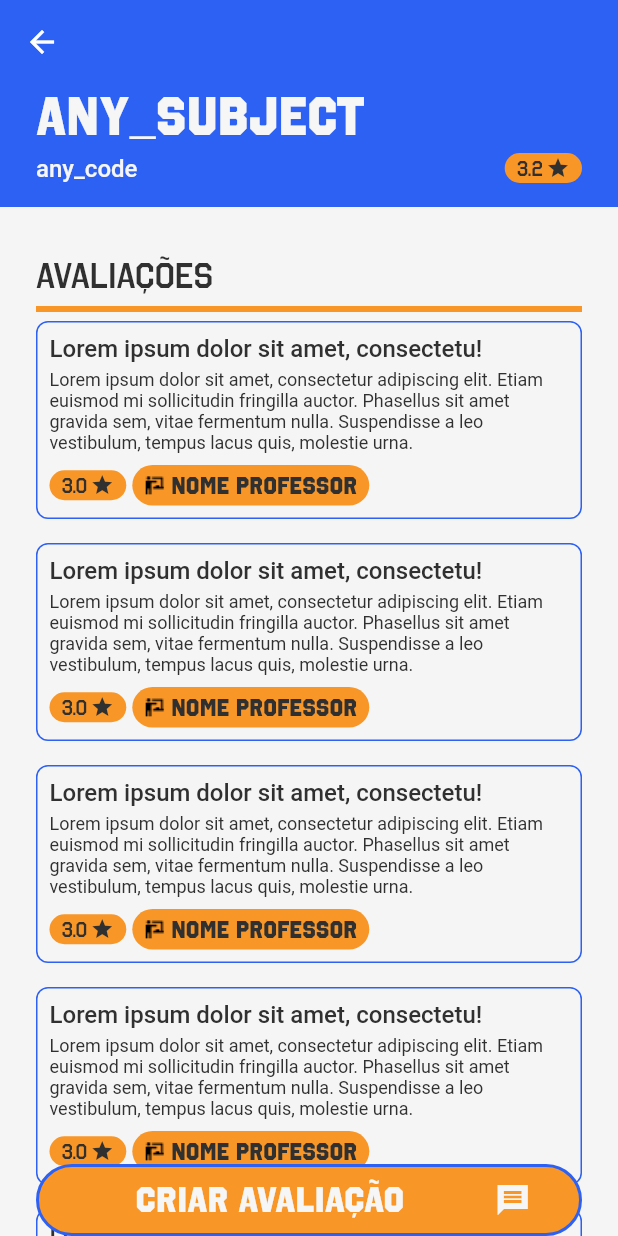
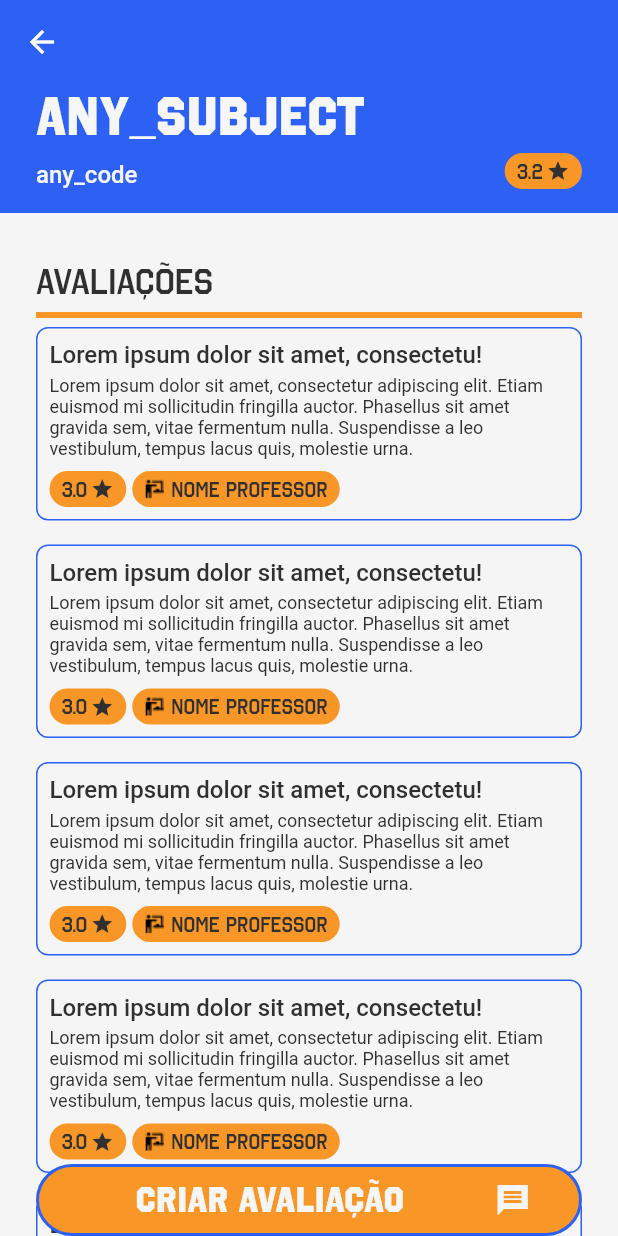
Before and after one commit to fga-eps-mds/CollegeFlow, a Flutter app: the ReviewPage screen opened by its route, on a phone screen of 412 x 824 dp. Run offline on Flutter 3.47's test engine with Material 2 defaults, Android fonts, the phone set to English and light mode, and no system bars; our stand-ins replace dio, get_it, smooth_page_indicator.

Commit message:
refac: padronize score and teacher tag

```diff
--- a/college_flow_app/lib/features/review/presentation/widgets/review_score_tag.dart
+++ b/college_flow_app/lib/features/review/presentation/widgets/review_score_tag.dart
@@ -19,6 +19,7 @@ class ReviewScoreTag extends StatelessWidget {
   @override
   Widget build(BuildContext context) {
     return Container(
+      height: 24,
       padding: const EdgeInsets.symmetric(
         horizontal: spacingNano,
         vertical: spacingAtom,
--- a/college_flow_app/lib/features/review/presentation/widgets/teacher_tag.dart
+++ b/college_flow_app/lib/features/review/presentation/widgets/teacher_tag.dart
@@ -18,9 +18,9 @@ class TeacherTag extends StatelessWidget {
   @override
   Widget build(BuildContext context) {
     return Container(
+      height: 24,
       padding: const EdgeInsets.symmetric(
         horizontal: spacingNano,
-        vertical: spacingQuarck,
       ),
       decoration: BoxDecoration(
         color: colorSecondary,
@@ -34,9 +34,11 @@ class TeacherTag extends StatelessWidget {
           const HSpacer.quarck(),
           Text(
             teacherName,
-            style: Theme.of(context).textTheme.displaySmall?.copyWith(
-                  fontSize: 16,
-                ),
+            style: const TextStyle(
+              fontFamily: 'OctinCollege',
+              fontWeight: FontWeight.w600,
+              fontSize: 14,
+            ),
           ),
         ],
       ),
```
